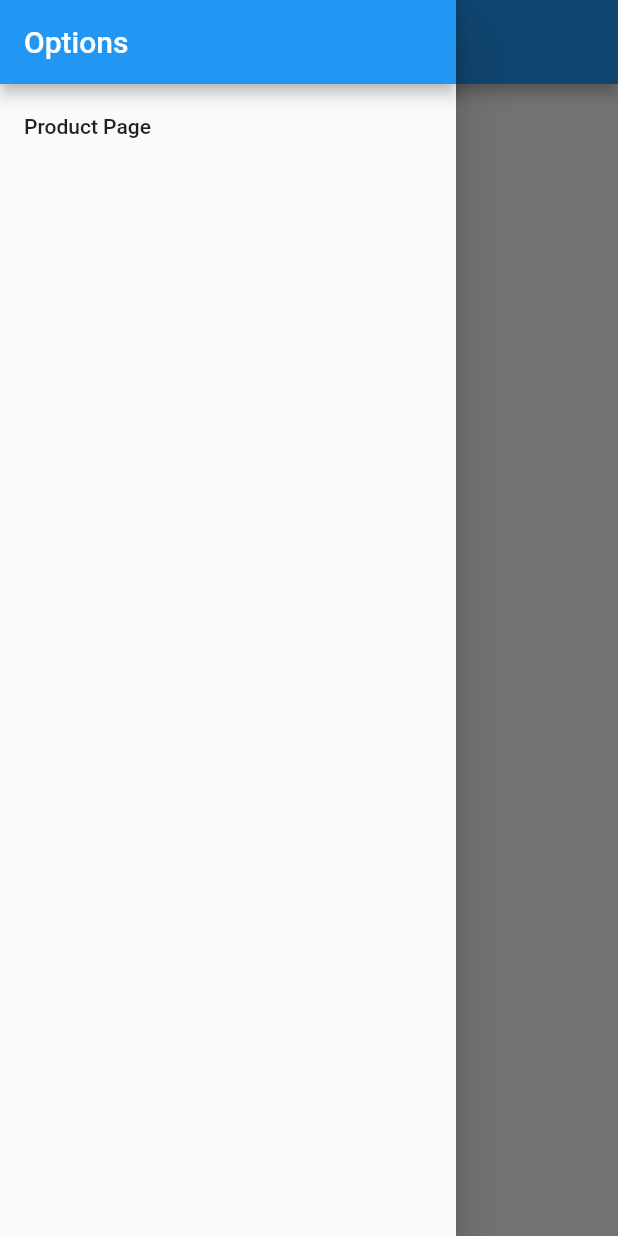
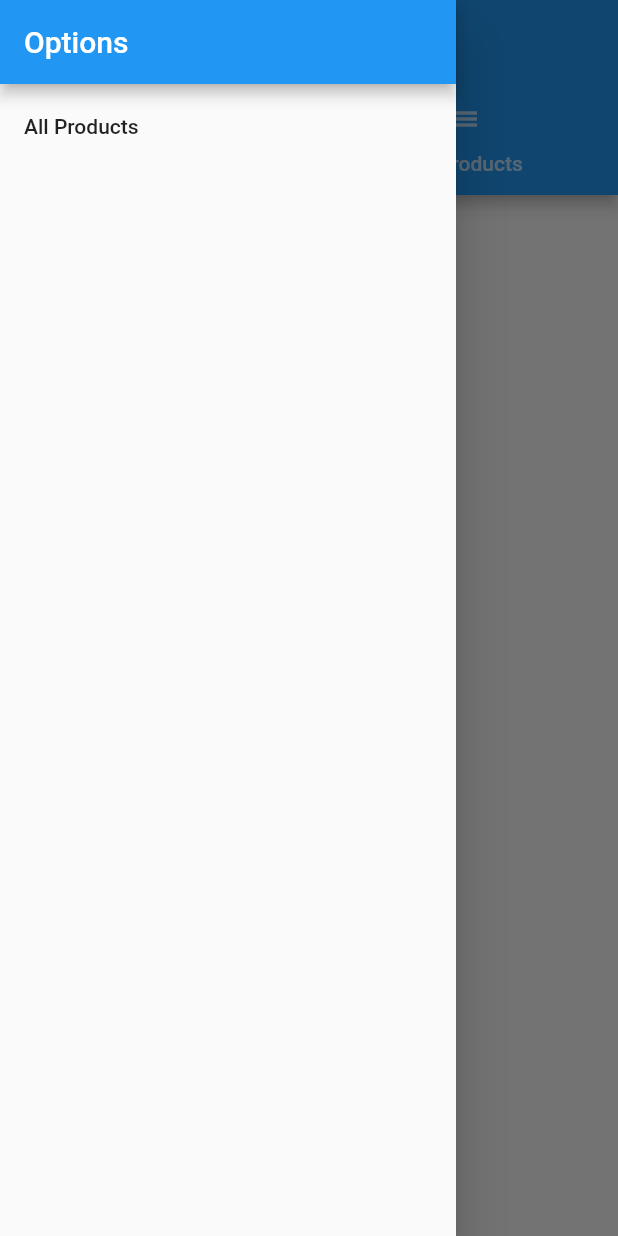
Before and after one commit to SupposedlySam/Dart-Flutter-Udemy-Course, a Flutter app: the ProductAdminPage screen opened directly, with the side drawer open, on a phone screen of 412 x 824 dp. Run offline on Flutter 3.47's test engine with Material 2 defaults, Android fonts, the phone set to English and light mode, and no system bars.

Commit message:
Adding tabs to the product admin page (todo: make tabs function)

```diff
--- a/lib/pages/product_admin.dart
+++ b/lib/pages/product_admin.dart
@@ -4,21 +4,34 @@ import './products.dart';
 class ProductAdminPage extends StatelessWidget {
   @override
   Widget build(BuildContext context) {
-    return Scaffold(
+    return DefaultTabController(
+      length: 2, // Sets up the page to be tab controllable (still need to add tabs)
+      child: Scaffold(
         drawer: Drawer(child: Column(children: <Widget>[
           AppBar(
             automaticallyImplyLeading: false,
             title: Text("Options"),
           ),
           ListTile(
-          title: Text("Product Page"),
+            title: Text("All Products"),
             onTap: () { Navigator.push(context, MaterialPageRoute(builder: (BuildContext context) => ProductsPage(),)); }
           )
         ],),),
         appBar: AppBar(
           title: Text('Product Admin'),
+          bottom: TabBar(tabs: <Widget>[
+            Tab(
+              icon: Icon(Icons.create),
+              text: 'Create Product'
             ),
-      body: Container()
+            Tab(
+              icon: Icon(Icons.list),
+              text: 'My Products',
+            )
+          ],),
+        ),
+        body: Container(),
+      ),
     );
   }
 }
```
Lines whose indentation alone changed are shown as unchanged.
